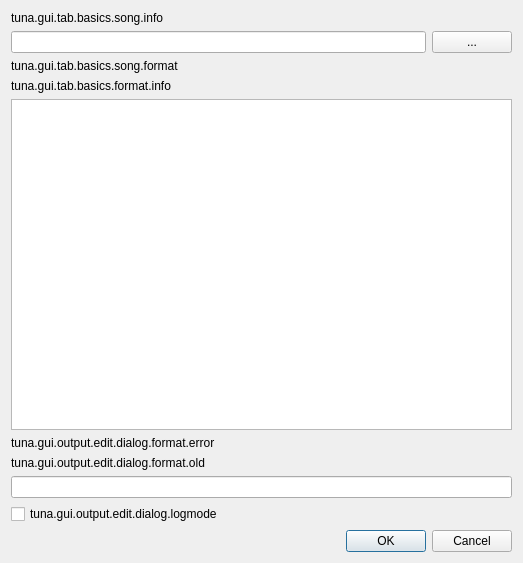
The window that src/gui/output_edit_dialog.ui (univrsal/tuna) describes before a commit, drawn with Qt 5.
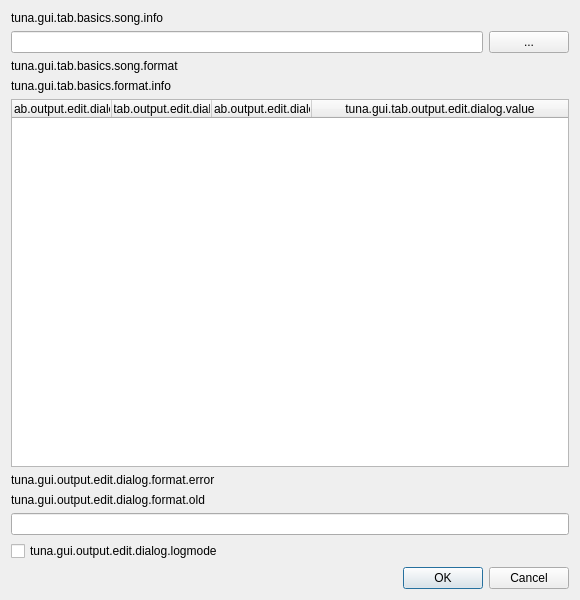
The same window after the commit. Icons and pictures are not drawn.

Commit message: UI: Change minimum size and show headers in table

```diff
--- a/src/gui/output_edit_dialog.ui
+++ b/src/gui/output_edit_dialog.ui
@@ -6,8 +6,8 @@
    <rect>
     <x>0</x>
     <y>0</y>
-    <width>523</width>
-    <height>563</height>
+    <width>580</width>
+    <height>600</height>
    </rect>
   </property>
   <property name="sizePolicy">
@@ -19,7 +19,7 @@
   <property name="minimumSize">
    <size>
     <width>523</width>
-    <height>0</height>
+    <height>600</height>
    </size>
   </property>
   <property name="windowTitle">
@@ -103,7 +103,7 @@
         <bool>false</bool>
        </property>
        <attribute name="horizontalHeaderVisible">
-        <bool>false</bool>
+        <bool>true</bool>
        </attribute>
        <attribute name="horizontalHeaderStretchLastSection">
         <bool>true</bool>
@@ -116,22 +116,22 @@
        </attribute>
        <column>
         <property name="text">
-         <string/>
+         <string>tuna.gui.tab.output.edit.dialog.format</string>
         </property>
        </column>
        <column>
         <property name="text">
-         <string/>
+         <string>tuna.gui.tab.output.edit.dialog.value</string>
         </property>
        </column>
        <column>
         <property name="text">
-         <string/>
+         <string>tuna.gui.tab.output.edit.dialog.format</string>
         </property>
        </column>
        <column>
         <property name="text">
-         <string/>
+         <string>tuna.gui.tab.output.edit.dialog.value</string>
         </property>
        </column>
       </widget>
```
